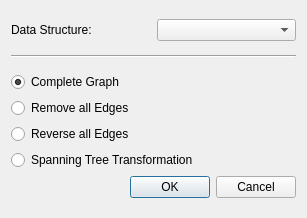
First picture: the form in libgraphtheory/editorplugins/transformedges/transformedgeswidget.ui, repository KDE/rocs, before the edit.
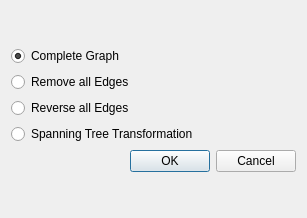
Second picture: the form after the edit. Custom widgets are drawn as their Qt base class.

```diff
--- a/libgraphtheory/editorplugins/transformedges/transformedgeswidget.ui
+++ b/libgraphtheory/editorplugins/transformedges/transformedgeswidget.ui
@@ -14,32 +14,7 @@
    <string>Transform Edges</string>
   </property>
   <layout class="QGridLayout" name="gridLayout">
-   <item row="0" column="0">
-    <widget class="QLabel" name="label">
-     <property name="text">
-      <string>Data Structure:</string>
-     </property>
-    </widget>
-   </item>
-   <item row="0" column="1">
-    <widget class="KComboBox" name="dataStructuresCombo">
-     <property name="toolTip">
-      <string>&lt;!DOCTYPE HTML PUBLIC &quot;-//W3C//DTD HTML 4.0//EN&quot; &quot;http://www.w3.org/TR/REC-html40/strict.dtd&quot;&gt;
-&lt;html&gt;&lt;head&gt;&lt;meta name=&quot;qrichtext&quot; content=&quot;1&quot; /&gt;&lt;style type=&quot;text/css&quot;&gt;
-p, li { white-space: pre-wrap; }
-&lt;/style&gt;&lt;/head&gt;&lt;body style=&quot; font-family:'DejaVu Sans'; font-size:9pt; font-weight:400; font-style:normal;&quot;&gt;
-&lt;p style=&quot; margin-top:0px; margin-bottom:0px; margin-left:0px; margin-right:0px; -qt-block-indent:0; text-indent:0px;&quot;&gt;List of all data structures that are of type &lt;span style=&quot; font-style:italic;&quot;&gt;Graph&lt;/span&gt;.&lt;/p&gt;&lt;/body&gt;&lt;/html&gt;</string>
-     </property>
-    </widget>
-   </item>
-   <item row="1" column="0" colspan="2">
-    <widget class="Line" name="line">
-     <property name="orientation">
-      <enum>Qt::Horizontal</enum>
-     </property>
-    </widget>
-   </item>
-   <item row="2" column="0" colspan="2">
+   <item row="0" column="0" colspan="2">
     <layout class="QVBoxLayout" name="verticalLayout">
      <item>
       <widget class="QRadioButton" name="radioButtonMakeComplete">
@@ -99,13 +74,6 @@
    </item>
   </layout>
  </widget>
- <customwidgets>
-  <customwidget>
-   <class>KComboBox</class>
-   <extends>QComboBox</extends>
-   <header>kcombobox.h</header>
-  </customwidget>
- </customwidgets>
  <resources/>
  <connections/>
 </ui>
```
